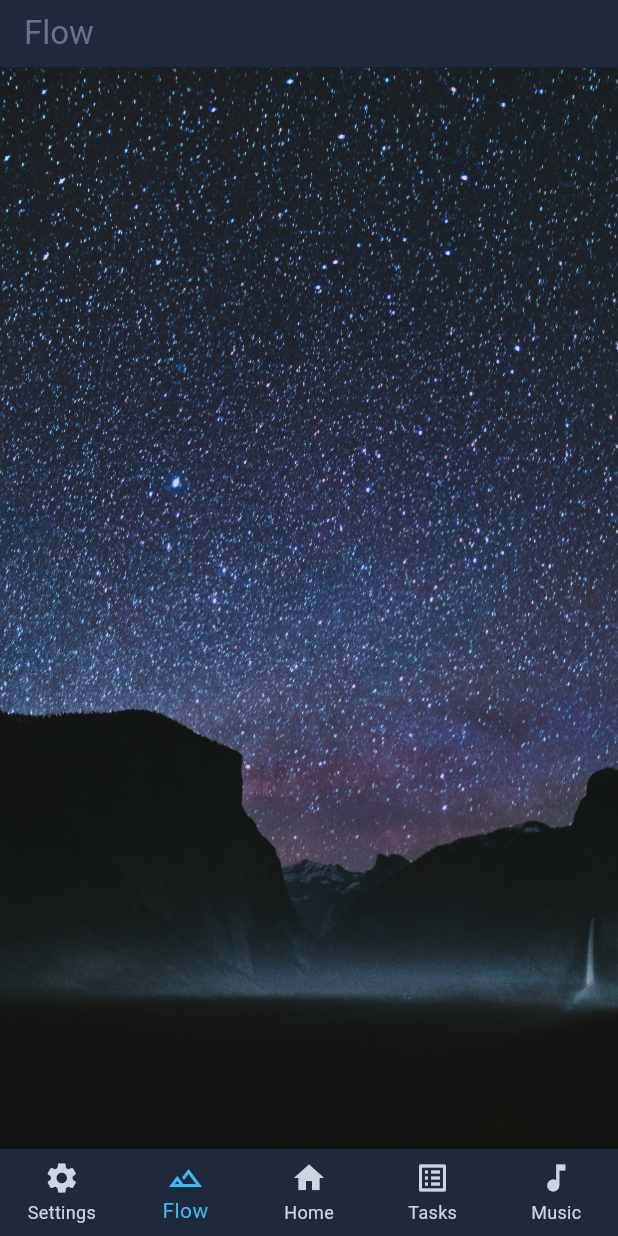
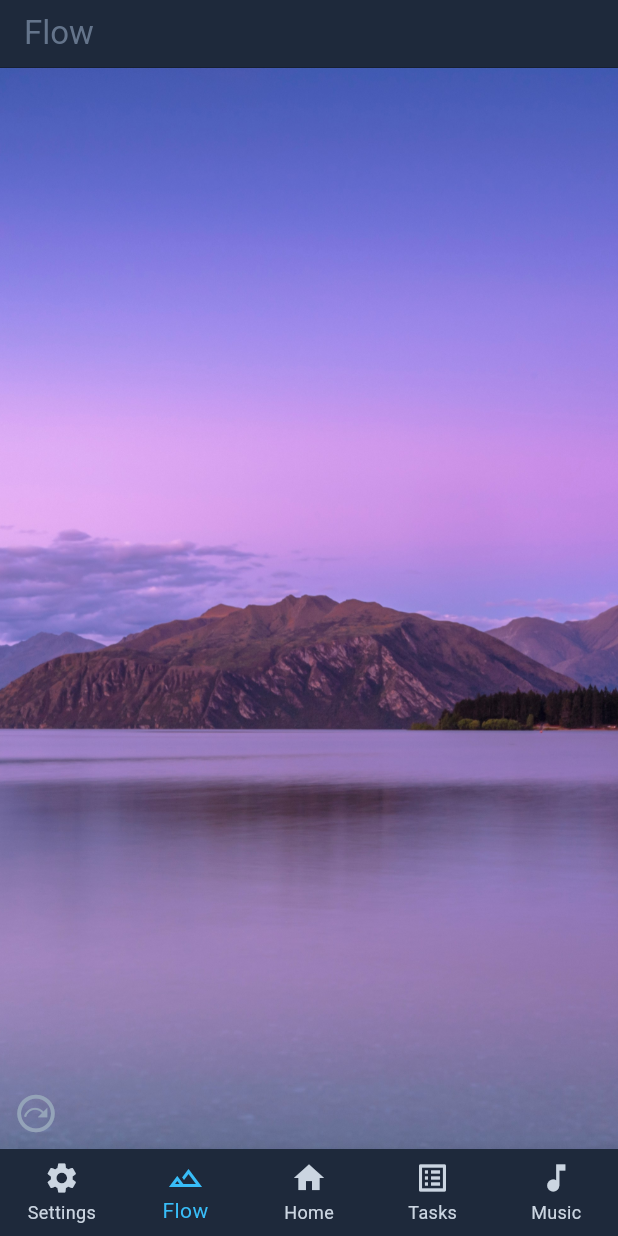
Before and after one commit to Ido-Badash/Flowscape, a Flutter app: the screen it shows after launch, item 2 of the bottom bar chosen, on a phone screen of 412 x 824 dp. Run offline on Flutter 3.47's test engine with Material 3 defaults, Android fonts, the phone set to English and light mode, and no system bars.

Commit message:
flow: 🔮 Add new background images and update TimerScreen to cycle through them with a button 🏮

```diff
--- a/lib/features/flow/timer.dart
+++ b/lib/features/flow/timer.dart
@@ -6,7 +6,7 @@ import 'package:flowscape/core/data/flowbg_images.dart';
 // styles
 import 'package:flowscape/core/styles/colors.dart';
 
-final List<String> bgImages = getRandomImagesList(5);
+final List<String> bgImages = getRandomImagesList(12);
 
 class TimerScreen extends StatefulWidget {
   const TimerScreen({super.key});
@@ -16,16 +16,38 @@ class TimerScreen extends StatefulWidget {
 }
 
 class _TimerScreenState extends State<TimerScreen> {
+  int currentImage = 0;
+
   @override
   Widget build(BuildContext context) {
     return Scaffold(
       backgroundColor: FlowColors.body,
-      body: SizedBox.expand(
-        child: Image.asset(
-          bgImages[0],
-          fit: BoxFit.cover,
-        ),
+      body: Stack(
+        children: [
+          SizedBox.expand(
+            child: Image.asset(bgImages[currentImage], fit: BoxFit.cover),
+          ),
+          Positioned(
+            bottom: 0,
+            left: 0,
+            child: buildNextImageIconButton(),
+          ),
+        ],
       ),
     );
   }
+
+  Widget buildNextImageIconButton() {
+    return IconButton(
+      onPressed: () {
+        // Add your button action here
+        setState(() {
+          currentImage = (currentImage + 1) % bgImages.length;
+          debugPrint(currentImage.toString());
+        });
+      },
+      iconSize: 30,
+      icon: Icon(color: FlowColors.text3, Icons.next_plan_outlined),
+    );
+  }
 }
```
Also changed, not shown: lib/TODO.txt (+5 -3 lines), assets/images/flowbgs/flowbg_10.jpg (added), assets/images/flowbgs/flowbg_11.jpg (added), assets/images/flowbgs/flowbg_6.jpg (added), assets/images/flowbgs/flowbg_7.jpg (added), assets/images/flowbgs/flowbg_9.jpg (added), 2 other files.
